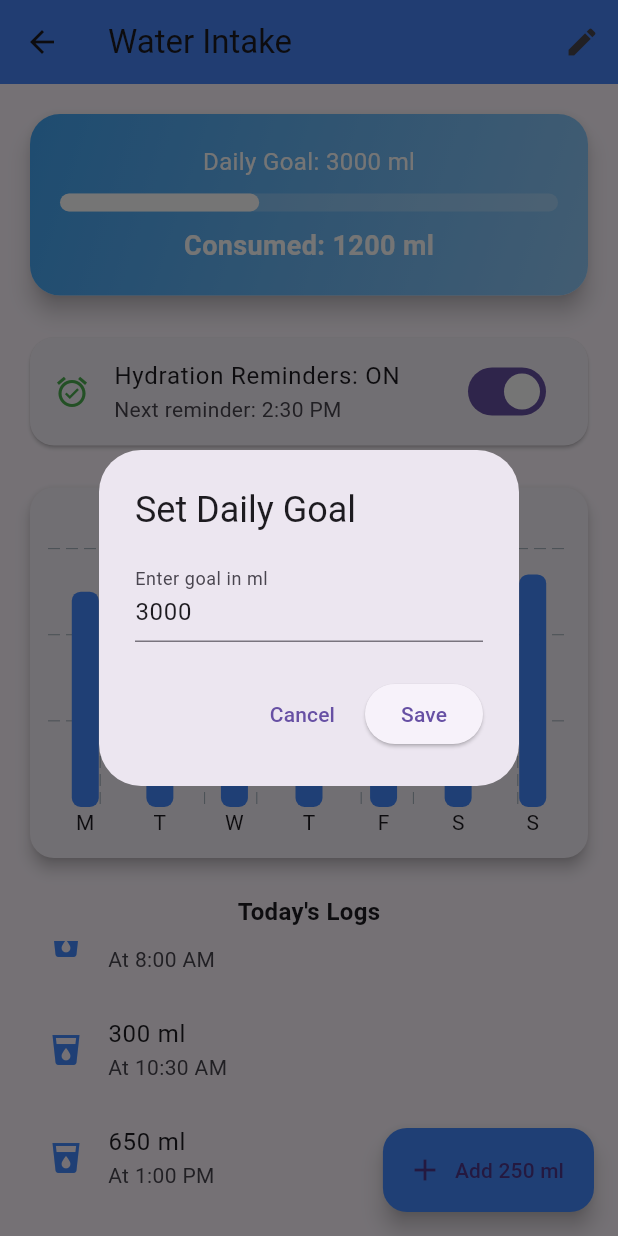
After one commit to bristisamanta/vita-stream-fronted, a Flutter app: the WaterIntakeScreen screen opened directly, scrolled down 35 dp, after a tap on the "edit" icon, on a phone screen of 412 x 824 dp. The commit adds this screen. Run offline on Flutter 3.47's test engine with Material 3 defaults, Android fonts, the phone set to English and light mode, and no system bars; drawn by our look-alikes of fl_chart; our stand-ins replace animated_background, flutter_local_notifications, flutter_svg, geolocator, google_maps_flutter, image_picker and 4 more; accounts and stored records are empty; network calls fail.

Commit message:
Updated the dashboard and add functionality in water intake container

```diff
--- a/lib/screens/dashboard_screen.dart
+++ b/lib/screens/dashboard_screen.dart
@@ -16,6 +16,7 @@ import '../main.dart'; // gives access to flutterLocalNotificationsPlugin
 import 'pairing_screen.dart';
 import 'map_screen.dart';
 import 'tips_screen.dart';
+import 'water_intake_screen.dart'; // ✅ NEW IMPORT
 
 class DashboardScreen extends StatefulWidget {
   const DashboardScreen({super.key});
@@ -352,7 +353,12 @@ class _DashboardScreenState extends State<DashboardScreen> {
       crossAxisSpacing: 12,
       mainAxisSpacing: 12,
       children: [
-        _featureCard("Water Intake", Icons.water_drop, Colors.blue),
+        _featureCard("Water Intake", Icons.water_drop, Colors.blue, onTap: () {
+          Navigator.push(
+            context,
+            MaterialPageRoute(builder: (context) => const WaterIntakeScreen()),
+          );
+        }),
         _featureCard("Reminders", Icons.alarm, Colors.purple),
         _featureCard("Device Status", Icons.devices, Colors.orange),
         _featureCard("Safe Sources", Icons.map, Colors.green),
--- /dev/null
+++ b/lib/screens/water_intake_screen.dart
@@ -0,0 +1,255 @@
+import 'package:flutter/material.dart';
+import 'package:fl_chart/fl_chart.dart';
+
+class WaterIntakeScreen extends StatefulWidget {
+  const WaterIntakeScreen({super.key});
+
+  @override
+  State<WaterIntakeScreen> createState() => _WaterIntakeScreenState();
+}
+
+class _WaterIntakeScreenState extends State<WaterIntakeScreen> {
+  int dailyGoal = 3000; // in ml
+  int consumed = 1200; // sample value
+  bool remindersOn = true;
+  String nextReminder = "2:30 PM";
+
+  List<Map<String, String>> intakeLogs = [
+    {"time": "8:00 AM", "amount": "250 ml"},
+    {"time": "10:30 AM", "amount": "300 ml"},
+    {"time": "1:00 PM", "amount": "650 ml"},
+  ];
+
+  // Dummy weekly data (ml per day)
+  final List<int> weeklyIntake = [2500, 2800, 3000, 1500, 2000, 3100, 2700];
+
+  void _addWater(int amount) {
+    setState(() {
+      consumed += amount;
+      intakeLogs.insert(0, {
+        "time": "${TimeOfDay.now().format(context)}",
+        "amount": "$amount ml",
+      });
+    });
+  }
+
+  void _setGoalDialog() {
+    final TextEditingController controller =
+        TextEditingController(text: dailyGoal.toString());
+    showDialog(
+      context: context,
+      builder: (context) => AlertDialog(
+        title: const Text("Set Daily Goal"),
+        content: TextField(
+          controller: controller,
+          keyboardType: TextInputType.number,
+          decoration: const InputDecoration(
+            labelText: "Enter goal in ml",
+          ),
+        ),
+        actions: [
+          TextButton(
+            onPressed: () => Navigator.pop(context),
+            child: const Text("Cancel"),
+          ),
+          ElevatedButton(
+            onPressed: () {
+              setState(() {
+                dailyGoal = int.tryParse(controller.text) ?? dailyGoal;
+              });
+              Navigator.pop(context);
+            },
+            child: const Text("Save"),
+          ),
+        ],
+      ),
+    );
+  }
+
+  Widget _buildWeeklyChart() {
+    return SizedBox(
+      height: 200,
+      child: BarChart(
+        BarChartData(
+          alignment: BarChartAlignment.spaceAround,
+          barGroups: weeklyIntake.asMap().entries.map((entry) {
+            int index = entry.key;
+            int value = entry.value;
+            return BarChartGroupData(
+              x: index,
+              barRods: [
+                BarChartRodData(
+                  toY: value.toDouble(),
+                  color: Colors.blueAccent,
+                  width: 18,
+                  borderRadius: BorderRadius.circular(6),
+                ),
+              ],
+            );
+          }).toList(),
+          borderData: FlBorderData(show: false),
+          titlesData: FlTitlesData(
+            leftTitles: const AxisTitles(sideTitles: SideTitles(showTitles: false)),
+            rightTitles: const AxisTitles(sideTitles: SideTitles(showTitles: false)),
+            topTitles: const AxisTitles(sideTitles: SideTitles(showTitles: false)),
+            bottomTitles: AxisTitles(
+              sideTitles: SideTitles(
+                showTitles: true,
+                getTitlesWidget: (value, meta) {
+                  final days = ["M", "T", "W", "T", "F", "S", "S"];
+                  if (value.toInt() < days.length) {
+                    return Text(days[value.toInt()]);
+                  }
+                  return const Text("");
+                },
+              ),
+            ),
+          ),
+        ),
+      ),
+    );
+  }
+
+  @override
+  Widget build(BuildContext context) {
+    double progress = consumed / dailyGoal;
+    if (progress > 1) progress = 1;
+
+    return Scaffold(
+      appBar: AppBar(
+        title: const Text("Water Intake"),
+        backgroundColor: Colors.blueAccent,
+        actions: [
+          IconButton(
+            onPressed: _setGoalDialog,
+            icon: const Icon(Icons.edit),
+            tooltip: "Set Daily Goal",
+          ),
+        ],
+      ),
+      body: Padding(
+        padding: const EdgeInsets.all(16.0),
+        child: Column(
+          children: [
+            // Progress Card
+            Card(
+              elevation: 6,
+              shape: RoundedRectangleBorder(
+                borderRadius: BorderRadius.circular(20),
+              ),
+              child: Container(
+                padding: const EdgeInsets.all(20),
+                decoration: BoxDecoration(
+                  borderRadius: BorderRadius.circular(20),
+                  gradient: LinearGradient(
+                    colors: [Colors.blue.shade400, Colors.blue.shade200],
+                    begin: Alignment.topLeft,
+                    end: Alignment.bottomRight,
+                  ),
+                ),
+                child: Column(
+                  children: [
+                    Text(
+                      "Daily Goal: $dailyGoal ml",
+                      style: const TextStyle(fontSize: 16, color: Colors.white),
+                    ),
+                    const SizedBox(height: 10),
+                    LinearProgressIndicator(
+                      value: progress,
+                      backgroundColor: Colors.white24,
+                      color: Colors.white,
+                      minHeight: 12,
+                      borderRadius: BorderRadius.circular(10),
+                    ),
+                    const SizedBox(height: 10),
+                    Text(
+                      "Consumed: $consumed ml",
+                      style: const TextStyle(
+                          fontSize: 18,
+                          color: Colors.white,
+                          fontWeight: FontWeight.bold),
+                    ),
+                  ],
+                ),
+              ),
+            ),
+            const SizedBox(height: 20),
+
+            // Reminder Status
+            Card(
+              shape: RoundedRectangleBorder(
+                borderRadius: BorderRadius.circular(16),
+              ),
+              child: ListTile(
+                leading: Icon(
+                  remindersOn ? Icons.alarm_on : Icons.alarm_off,
+                  color: remindersOn ? Colors.green : Colors.red,
+                ),
+                title: Text(remindersOn
+                    ? "Hydration Reminders: ON"
+                    : "Hydration Reminders: OFF"),
+                subtitle: Text("Next reminder: $nextReminder"),
+                trailing: Switch(
+                  value: remindersOn,
+                  onChanged: (val) {
+                    setState(() {
+                      remindersOn = val;
+                    });
+                  },
+                ),
+              ),
+            ),
+            const SizedBox(height: 20),
+
+            // Weekly Chart
+            Card(
+              shape: RoundedRectangleBorder(
+                borderRadius: BorderRadius.circular(16),
+              ),
+              elevation: 4,
+              child: Padding(
+                padding: const EdgeInsets.all(12.0),
+                child: Column(
+                  children: [
+                    const Text("Weekly Intake Trend",
+                        style: TextStyle(
+                            fontSize: 16, fontWeight: FontWeight.bold)),
+                    _buildWeeklyChart(),
+                  ],
+                ),
+              ),
+            ),
+            const SizedBox(height: 20),
+
+            // Intake Logs
+            const Text("Today's Logs",
+                style: TextStyle(fontSize: 16, fontWeight: FontWeight.bold)),
+            const SizedBox(height: 8),
+            Expanded(
+              child: ListView.builder(
+                itemCount: intakeLogs.length,
+                itemBuilder: (context, index) {
+                  final log = intakeLogs[index];
+                  return ListTile(
+                    leading: const Icon(Icons.local_drink,
+                        color: Colors.blueAccent),
+                    title: Text(log["amount"]!),
+                    subtitle: Text("At ${log["time"]}"),
+                  );
+                },
+              ),
+            ),
+          ],
+        ),
+      ),
+
+      // Floating Button to Add Water
+      floatingActionButton: FloatingActionButton.extended(
+        onPressed: () => _addWater(250), // adds 250 ml
+        icon: const Icon(Icons.add),
+        label: const Text("Add 250 ml"),
+        backgroundColor: Colors.blueAccent,
+      ),
+    );
+  }
+}
--- a/pubspec.yaml
+++ b/pubspec.yaml
@@ -31,6 +31,11 @@ dependencies:
     sdk: flutter
   intl: ^0.20.2   # updated version for l10n
 
+  # 🌱 New dependencies for crop irrigation dashboard
+  syncfusion_flutter_charts: 30.2.6+1
+  fl_chart: ^0.68.0
+  fluttertoast: ^8.2.5
+
 dev_dependencies:
   flutter_test:
     sdk: flutter
```
Also changed, not shown: pubspec.lock.
